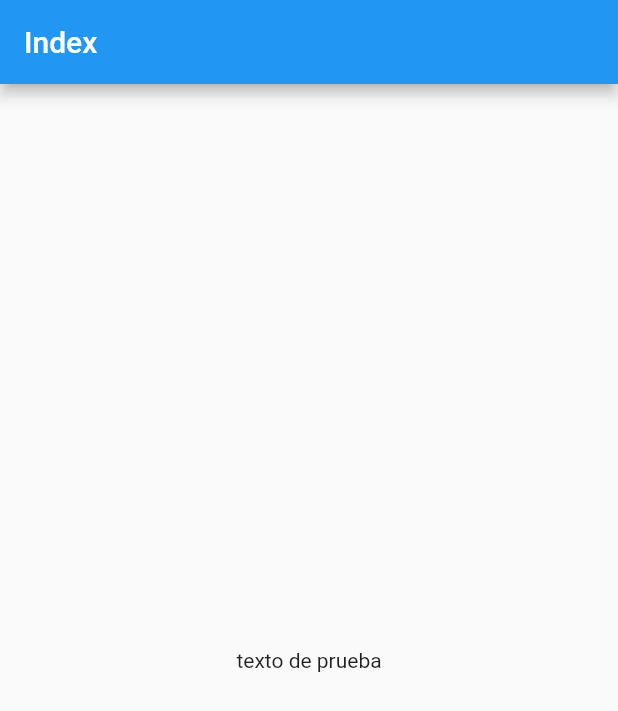
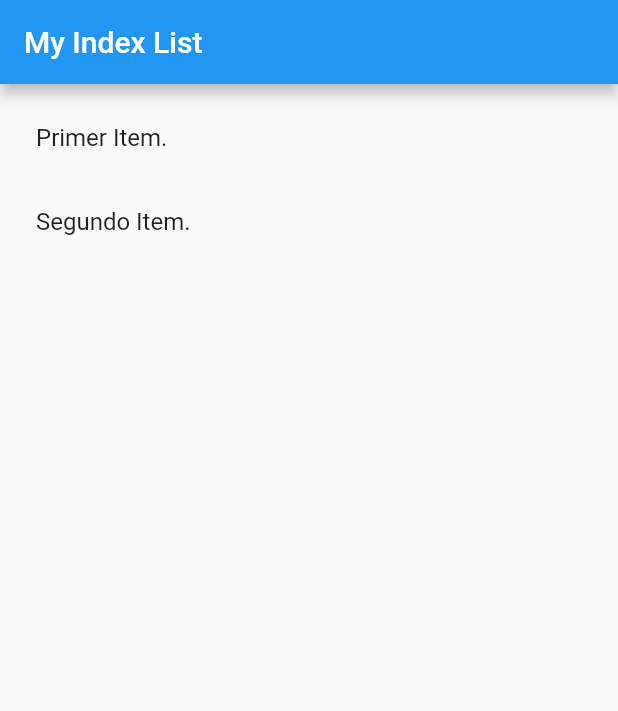
Before and after one commit to wlizama/flutter_training, a Flutter app: the screen it shows after launch, on a phone screen of 412 x 824 dp. Shown: the top 711 px of the screen. Run offline on Flutter 3.47's test engine with Material 2 defaults, Android fonts, the phone set to English and light mode, and no system bars.

Commit message:
init home list View

```diff
--- a/lib/Index.dart
+++ b/lib/Index.dart
@@ -1,15 +1,39 @@
 import 'package:flutter/material.dart';
 
 class Index extends StatelessWidget {
+
+	final _widgetList = [
+		{ 'text': 'Primer Item.', 'tap_fun': () {} },
+		{ 'text': 'Segundo Item.', 'tap_fun': () {} },
+	];
+
 	@override
 	Widget build(BuildContext context) {
-		return Scaffold(
-			appBar: AppBar(
-				title: Text('Index'),
-			),
-			body: Center(
-				child: Text('texto de prueba'),
+		return MaterialApp(
+			title: 'Index List',
+			home: Scaffold(
+				appBar: AppBar(
+					title: Text('My Index List'),
+				),
+				body: _buildListViews(),
 			),
 		);
 	}
+
+
+	Widget _buildListViews() {
+		return ListView(
+			padding: const EdgeInsets.all(8),
+			children: <Widget>[
+				for (var widget_item in _widgetList) _buildListView(widget_item)
+			],
+		);
+	}
+
+	Widget _buildListView(widget_item) {
+		return ListTile(
+			title: Text(widget_item['text']),
+			onTap: widget_item['tap_fun'](),
+		);
+	}
 }
```
